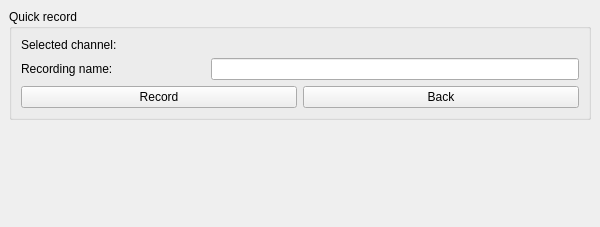
Old version of the form src/ui/recorder/Recorder.ui in the repository ntadej/tano.
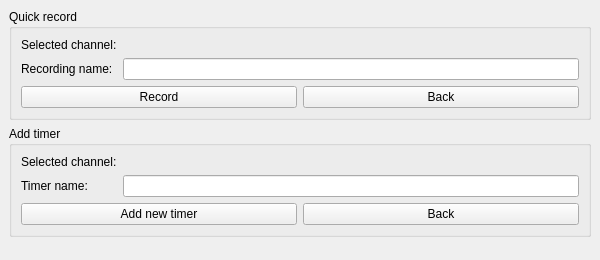
New version of the form. The open tabs and pages were chosen to show the change. Icons and pictures are not drawn. Custom widgets are drawn as their Qt base class.

Commit message: Added recorder timer editor

```diff
--- a/src/ui/recorder/Recorder.ui
+++ b/src/ui/recorder/Recorder.ui
@@ -7,7 +7,7 @@
     <x>0</x>
     <y>0</y>
     <width>600</width>
-    <height>227</height>
+    <height>260</height>
    </rect>
   </property>
   <property name="windowTitle">
@@ -63,7 +63,7 @@
          </property>
         </widget>
        </item>
-       <item row="0" column="1" colspan="2">
+       <item row="0" column="1">
         <widget class="QLabel" name="valueSelectedQuick">
          <property name="text">
           <string/>
@@ -77,10 +77,10 @@
          </property>
         </widget>
        </item>
-       <item row="1" column="1" colspan="2">
+       <item row="1" column="1">
         <widget class="QLineEdit" name="editNameQuick"/>
        </item>
-       <item row="2" column="0" colspan="3">
+       <item row="2" column="0" colspan="2">
         <layout class="QHBoxLayout" name="horizontalLayout">
          <item>
           <widget class="QPushButton" name="buttonQuickRecord">
@@ -112,6 +112,68 @@
       </layout>
      </widget>
     </item>
+    <item>
+     <widget class="QGroupBox" name="timerBox">
+      <property name="title">
+       <string>Add timer</string>
+      </property>
+      <layout class="QGridLayout" name="gridLayout">
+       <item row="1" column="0">
+        <widget class="QLabel" name="labelSelectedNew">
+         <property name="text">
+          <string>Selected channel:</string>
+         </property>
+        </widget>
+       </item>
+       <item row="1" column="1">
+        <widget class="QLabel" name="valueSelectedNew">
+         <property name="text">
+          <string/>
+         </property>
+        </widget>
+       </item>
+       <item row="2" column="0">
+        <widget class="QLabel" name="labelNameNew">
+         <property name="text">
+          <string>Timer name:</string>
+         </property>
+        </widget>
+       </item>
+       <item row="2" column="1">
+        <widget class="QLineEdit" name="editNameNew"/>
+       </item>
+       <item row="3" column="0" colspan="2">
+        <layout class="QHBoxLayout" name="horizontalLayout_2">
+         <item>
+          <widget class="QPushButton" name="buttonNewTimer">
+           <property name="text">
+            <string>Add new timer</string>
+           </property>
+           <property name="icon">
+            <iconset resource="../../../data/icons.qrc">
+             <normaloff>:/icons/16x16/timer.png</normaloff>:/icons/16x16/timer.png</iconset>
+           </property>
+           <property name="checked">
+            <bool>false</bool>
+           </property>
+          </widget>
+         </item>
+         <item>
+          <widget class="QPushButton" name="buttonNewCancel">
+           <property name="text">
+            <string>Back</string>
+           </property>
+           <property name="icon">
+            <iconset resource="../../../data/icons.qrc">
+             <normaloff>:/icons/16x16/refresh.png</normaloff>:/icons/16x16/refresh.png</iconset>
+           </property>
+          </widget>
+         </item>
+        </layout>
+       </item>
+      </layout>
+     </widget>
+    </item>
     <item>
      <widget class="PlaylistDisplayWidget" name="playlistWidget" native="true"/>
     </item>
```
The commit also changes 25 other files.
